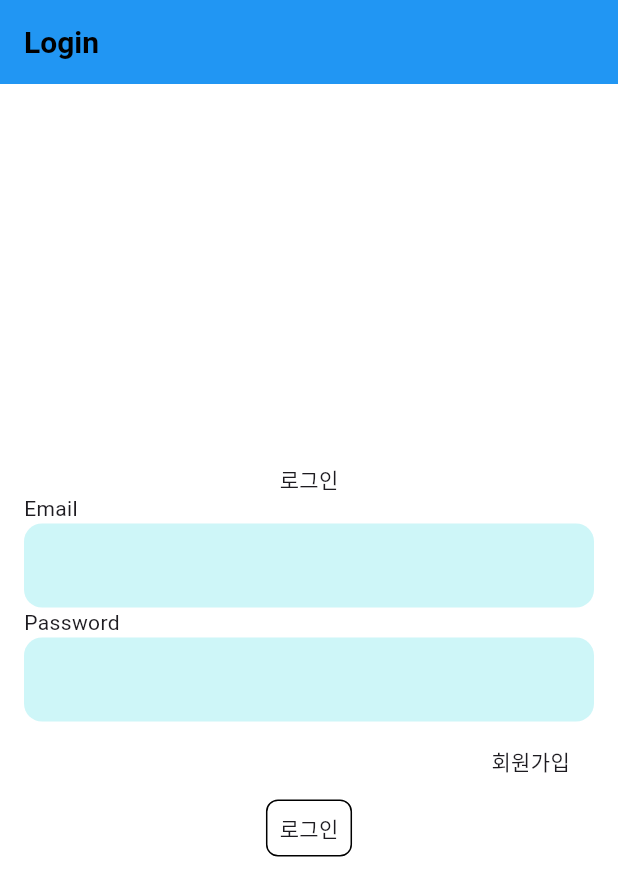
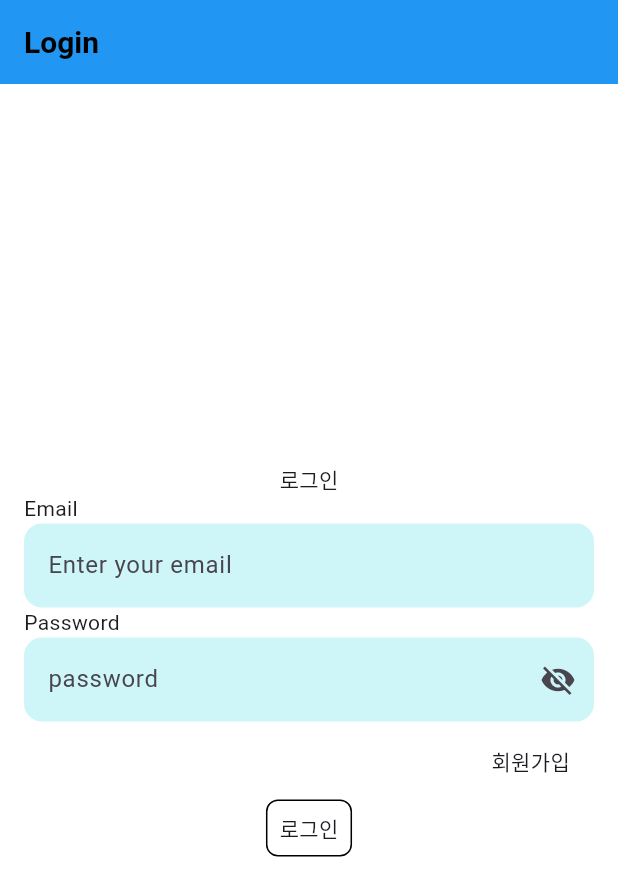
Before and after one commit to Dev-Combu/Do_dream_youth, a Flutter app: the screen it shows after launch, on a phone screen of 412 x 824 dp. Shown: the top 896 px of the screen. Run offline on Flutter 3.47's test engine with Material 3 defaults, Android fonts, the phone set to English and light mode, and no system bars; our stand-ins replace cloud_firestore, cloud_functions, firebase_auth, firebase_core, firebase_messaging, flutter_riverpod and 6 more; missing offline and left inert: firebase_app_check, mobile_scanner; accounts and stored records are empty; Roboto replaces fonts that are missing (Pretendard); project files that could hold a hidden picture were left out.

Commit message:
25.12.30

```diff
--- a/lib/presentation/theme/theme.dart
+++ b/lib/presentation/theme/theme.dart
@@ -7,9 +7,16 @@ class AppTheme {
     inputDecorationTheme: const InputDecorationTheme(
       filled: true,
       fillColor: Color.fromARGB(255, 206, 246, 248),
-      border: OutlineInputBorder(
+      enabledBorder: OutlineInputBorder(
         borderRadius: BorderRadius.all(Radius.circular(12)),
         borderSide: BorderSide.none,
+      ),
+      focusedBorder: OutlineInputBorder(
+        borderRadius: BorderRadius.all(Radius.circular(12)),
+        borderSide: BorderSide(
+          color: Colors.black,
+          width: 1,
+        ),
       ),
     ),
     scaffoldBackgroundColor: Colors.white,
@@ -46,5 +53,18 @@ class AppTheme {
       ),
       backgroundColor: Colors.blue,
     ),
+    elevatedButtonTheme: ElevatedButtonThemeData(
+      style: ElevatedButton.styleFrom(
+        backgroundColor: Colors.blue[200],
+        foregroundColor: Colors.white,
+        textStyle: TextStyle(
+          fontFamily: 'Pretendard',
+          fontWeight: FontWeight.w600,
+        ),
+        shape: RoundedRectangleBorder(
+          borderRadius: BorderRadius.circular(12),
+        ),
+      ),
+    ),
   );
 }
--- a/lib/presentation/ui/auth/login/login_page.dart
+++ b/lib/presentation/ui/auth/login/login_page.dart
@@ -1,6 +1,5 @@
 import 'package:do_dream_youth/presentation/ui/auth/login/log_in_view_model.dart';
 import 'package:do_dream_youth/presentation/ui/widgets/user_info/user_info_view_model.dart';
-import 'package:firebase_auth/firebase_auth.dart';
 import 'package:flutter/material.dart';
 import 'package:flutter_riverpod/flutter_riverpod.dart';
 import 'package:go_router/go_router.dart';
@@ -16,21 +15,43 @@ class _LoginPageState extends ConsumerState<LoginPage> {
   TextEditingController emailController = TextEditingController();
   TextEditingController pwdController = TextEditingController();
 
+  bool isLoading = false;
+  bool _isPasswordVisible = false;
+
   Future<void> emailSignUp(String email, String pwd) async {
+    setState(() {
+      isLoading = true;
+    });
+    try {
       await ref.read(logInViewModelProvider.notifier).logIn(email, pwd);
+      ref.invalidate(userInfoViewModelProvider);
+
       emailController.clear();
       pwdController.clear();
+    } catch (e) {
+      if (mounted) setState(() => isLoading = false); // 로딩 종료
+      // 로그인 실패 처리
+      print('로그인 실패: $e');
+      ScaffoldMessenger.of(context).showSnackBar(
+        SnackBar(content: Text('이메일 또는 비밀번호가 잘못되었습니다. 다시 시도해주세요.')),
+      );
+      return;
     }
-
-  Future<void> loadUserInfo() async {
-    ref.watch(userInfoViewModelProvider).value;
   }
 
   @override
   Widget build(BuildContext context) {
-    return Scaffold(
+    return GestureDetector(
+      onTap: () {
+        FocusScope.of(context).unfocus();
+      },
+      child: Scaffold(
         appBar: AppBar(title: Text('Login')),
-      body: SafeArea(
+        body: Stack(
+          children: [
+            if (isLoading) Center(child: CircularProgressIndicator()),
+            if (!isLoading)
+              SafeArea(
                 child: Center(
                   child: Padding(
                     padding: const EdgeInsets.all(16.0),
@@ -43,12 +64,38 @@ class _LoginPageState extends ConsumerState<LoginPage> {
                             crossAxisAlignment: CrossAxisAlignment.start,
                             children: [
                               Text("Email"),
-                      TextField(
+                              TextFormField(
                                 controller: emailController,
                                 keyboardType: TextInputType.emailAddress,
+                                decoration: InputDecoration(
+                                  hintText: 'Enter your email',
+                                  border: OutlineInputBorder(),
+                                ),
+                                autofillHints: const [AutofillHints.email],
                               ),
                               Text("Password"),
-                      TextField(controller: pwdController),
+                              TextFormField(
+                                controller: pwdController,
+                                keyboardType: TextInputType.visiblePassword,
+                                obscureText: !_isPasswordVisible,
+                                decoration: InputDecoration(
+                                  hintText: 'password',
+                                  border: OutlineInputBorder(),
+                                  suffixIcon: IconButton(
+                                    icon: Icon(
+                                      _isPasswordVisible
+                                          ? Icons.visibility
+                                          : Icons.visibility_off,
+                                    ),
+                                    onPressed: () {
+                                      setState(() {
+                                        _isPasswordVisible = !_isPasswordVisible;
+                                      });
+                                    },
+                                  ),
+                                ),
+                                autofillHints: const [AutofillHints.password],
+                              ),
                             ],
                           ),
                         ),
@@ -59,7 +106,6 @@ class _LoginPageState extends ConsumerState<LoginPage> {
                             child: GestureDetector(
                               onTap: () {
                                 //회원가입 페이지로 이동
-
                                 context.go("/signuprole");
                                 print("회원가입 페이지로 이동");
                               },
@@ -75,10 +121,7 @@ class _LoginPageState extends ConsumerState<LoginPage> {
                         ),
                         GestureDetector(
                           onTap: () {
-                    emailSignUp(
-                      emailController.text,
-                      pwdController.text,
-                    ).then((_) => loadUserInfo());
+                            emailSignUp(emailController.text, pwdController.text);
                           },
                           child: Container(
                             decoration: BoxDecoration(
@@ -96,6 +139,9 @@ class _LoginPageState extends ConsumerState<LoginPage> {
                   ),
                 ),
               ),
+          ],
+        ),
+      ),
     );
   }
 }
--- a/lib/presentation/ui/schedule/schedule_create_update/schedule_create_update_page.dart
+++ b/lib/presentation/ui/schedule/schedule_create_update/schedule_create_update_page.dart
@@ -252,7 +252,6 @@ class _ScheduleCreateUpdatePageState extends ConsumerState<ScheduleCreateUpdateP
                           expands: true,
                         ),
                       ),
-                      Text("id : ${widget.id ?? ''}"),
                     ],
                   ),
                 ),
--- a/lib/presentation/ui/schedule/schedule_detail/schdeule_detail_page.dart
+++ b/lib/presentation/ui/schedule/schedule_detail/schdeule_detail_page.dart
@@ -140,15 +140,13 @@ class _SchdeuleDetailPageState extends ConsumerState<SchdeuleDetailPage> {
                     ),
                     const SizedBox(height: 8),
                     Spacer(),
-
                   ],
                 ),
                 Divider(height: 32, color: Colors.grey),
                 Text(
-                  '설명: ${widget.description}',
+                  widget.description,
                   style: const TextStyle(fontSize: 16),
                 ),
-                Text("id: ${widget.id}"),
               ],
             ),
           ),
```
Also changed, not shown: lib/presentation/ui/attendance/at_history/page_at_history_st.dart (+7 -20 lines), lib/presentation/ui/option/option_page.dart (+24 -2 lines). Lines whose indentation alone changed are shown as unchanged.
